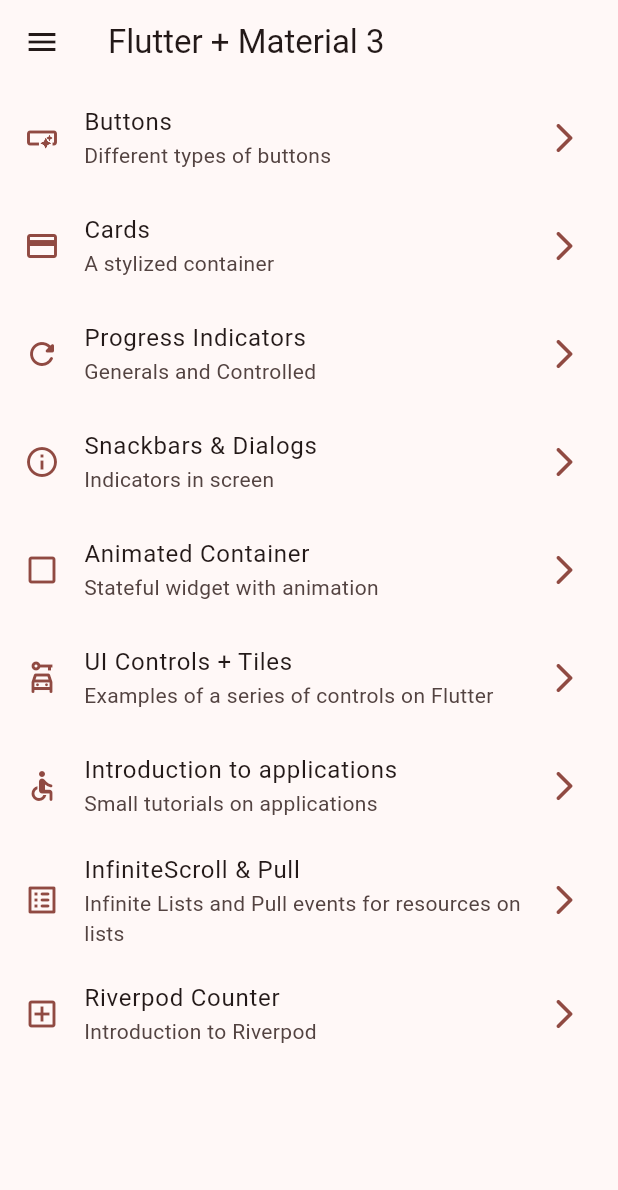
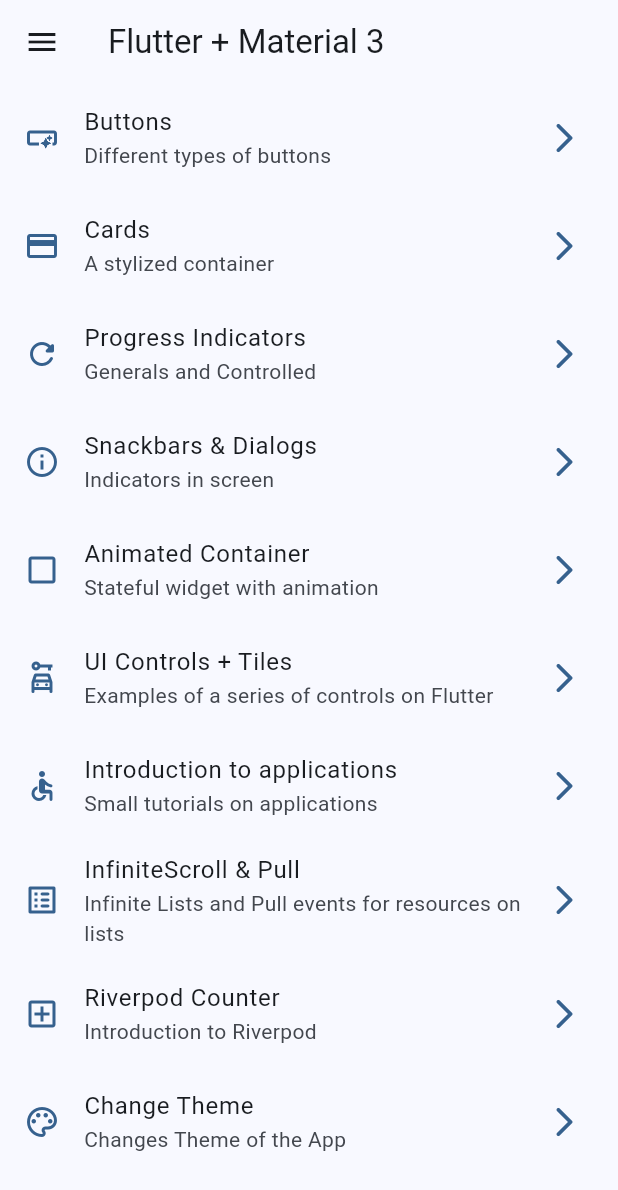
Before and after one commit to CosmicTiger/widgets_app, a Flutter app: the screen it shows after launch, on a phone screen of 412 x 824 dp. Shown: the top 1190 px of the screen. Run offline on Flutter 3.47's test engine with Material 3 defaults, Android fonts, the phone set to English and light mode, and no system bars; our stand-ins replace animate_do, flutter_riverpod, go_router.

Commit message:
✨ feature: add Theme Changer mvp feature

```diff
--- a/lib/config/menu/menu_items.dart
+++ b/lib/config/menu/menu_items.dart
@@ -71,4 +71,10 @@ var appMenuItems = <MenuItem>[
     link: '/counter-riverpod',
     icon: Icons.add_box_outlined,
   ),
+  MenuItem(
+    title: 'Change Theme',
+    subTitle: 'Changes Theme of the App',
+    link: '/theme-changer',
+    icon: Icons.color_lens_outlined,
+  ),
 ];
--- a/lib/config/router/app_router.dart
+++ b/lib/config/router/app_router.dart
@@ -49,5 +49,10 @@ final appRouter = GoRouter(initialLocation: '/', routes: [
     path: '/counter-riverpod',
     name: CounterScreen.name,
     builder: (context, state) => CounterScreen(),
+  ),
+  GoRoute(
+    path: '/theme-changer',
+    name: ThemeChangerScreen.name,
+    builder: (context, state) => ThemeChangerScreen(),
   )
 ]);
--- a/lib/config/theme/app_theme.dart
+++ b/lib/config/theme/app_theme.dart
@@ -17,14 +17,16 @@ const colorList = <Color>[
 /// Without overdo the MaterialApp instance class.
 class AppTheme {
   final int selectedColor;
+  final bool isDarkMode;
 
-  AppTheme({this.selectedColor = 0})
+  AppTheme({this.selectedColor = 0, this.isDarkMode = false})
       : assert(selectedColor >= 0, 'Selected color must be greather than 0'),
         assert(selectedColor < colorList.length,
             'Selected color must be less than ${colorList.length - 1}');
 
   ThemeData getTheme() => ThemeData(
       useMaterial3: true,
+      brightness: isDarkMode ? Brightness.dark : Brightness.light,
       colorSchemeSeed: colorList[selectedColor],
 
       /// appBarTheme allows to customize all the possible different App Bars that could be render within the application
--- a/lib/main.dart
+++ b/lib/main.dart
@@ -2,22 +2,27 @@ import 'package:flutter/material.dart';
 import 'package:flutter_riverpod/flutter_riverpod.dart';
 import 'package:widgets_app/config/router/app_router.dart';
 import 'package:widgets_app/config/theme/app_theme.dart';
+import 'package:widgets_app/presentation/providers/theme_provider.dart';
 
 void main() {
   runApp(ProviderScope(child: MainApp()));
 }
 
-class MainApp extends StatelessWidget {
+class MainApp extends ConsumerWidget {
   const MainApp({super.key});
 
   @override
-  Widget build(BuildContext context) {
+  Widget build(BuildContext context, ref) {
+    final int selectedColor = ref.watch(selectedColorProvider);
+    final isDarkMode = ref.watch(isDarkModeProvider);
+
     return MaterialApp.router(
       title: 'Flutter Widgets Gallery App',
 
       /// NOTE: This helps to show a title in the Dialog for the Licenses on our software. See, SnackbarScreen implementation.
       routerConfig: appRouter,
-      theme: AppTheme(selectedColor: 3).getTheme(),
+      theme: AppTheme(selectedColor: selectedColor, isDarkMode: isDarkMode)
+          .getTheme(),
       debugShowCheckedModeBanner: false,
     );
   }
--- a/lib/presentation/providers/theme_provider.dart
+++ b/lib/presentation/providers/theme_provider.dart
@@ -1,3 +1,11 @@
 import 'package:flutter_riverpod/flutter_riverpod.dart';
+import 'package:widgets_app/config/theme/app_theme.dart';
 
+/// Changes between Light or Dark Mode
 final isDarkModeProvider = StateProvider<bool>((ref) => false);
+
+/// List of colors that can be used in the application and are immutable.
+final colorListProvider = Provider((ref) => colorList);
+
+/// NOTE: Selected color is a StateProvider because it will change the color of the whole application.
+final selectedColorProvider = StateProvider<int>((ref) => 0);
--- a/lib/presentation/screens/screens.dart
+++ b/lib/presentation/screens/screens.dart
@@ -1,3 +1,5 @@
+export 'package:widgets_app/presentation/screens/theme_changer/theme_changer_screen.dart';
+
 export 'package:widgets_app/presentation/screens/counter/counter_screen.dart';
 
 export 'package:widgets_app/presentation/screens/animated/animated_screen.dart';
```
Also changed, not shown: lib/presentation/screens/theme_changer/theme_changer_screen.dart (added, +61 -0 lines).
